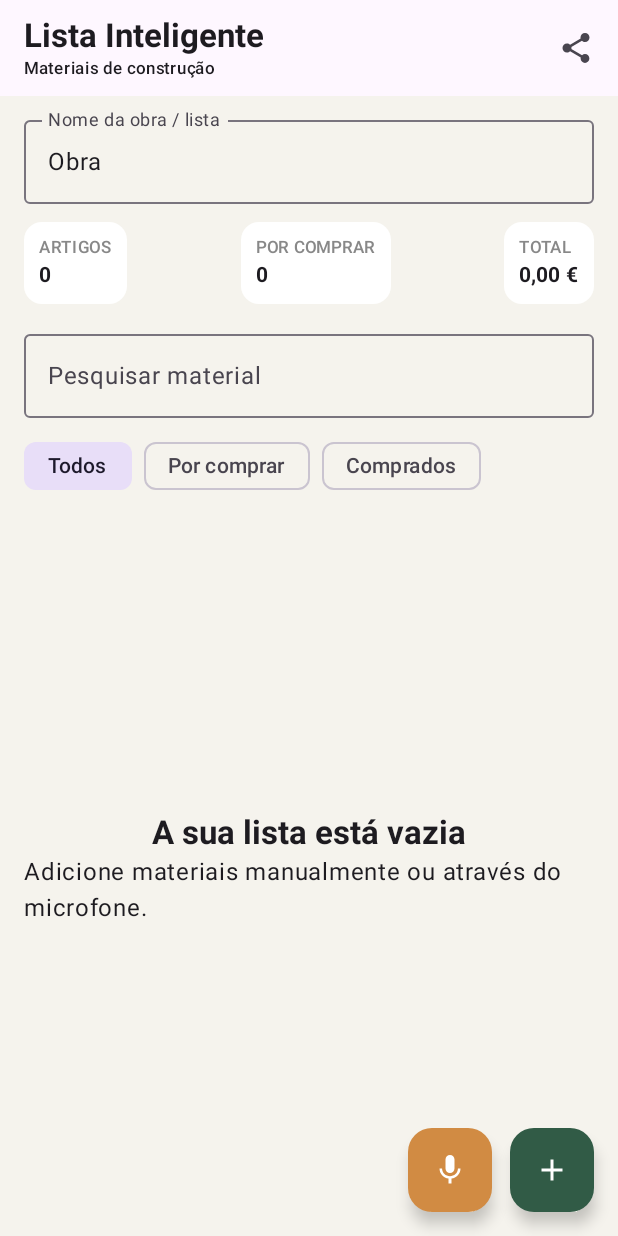
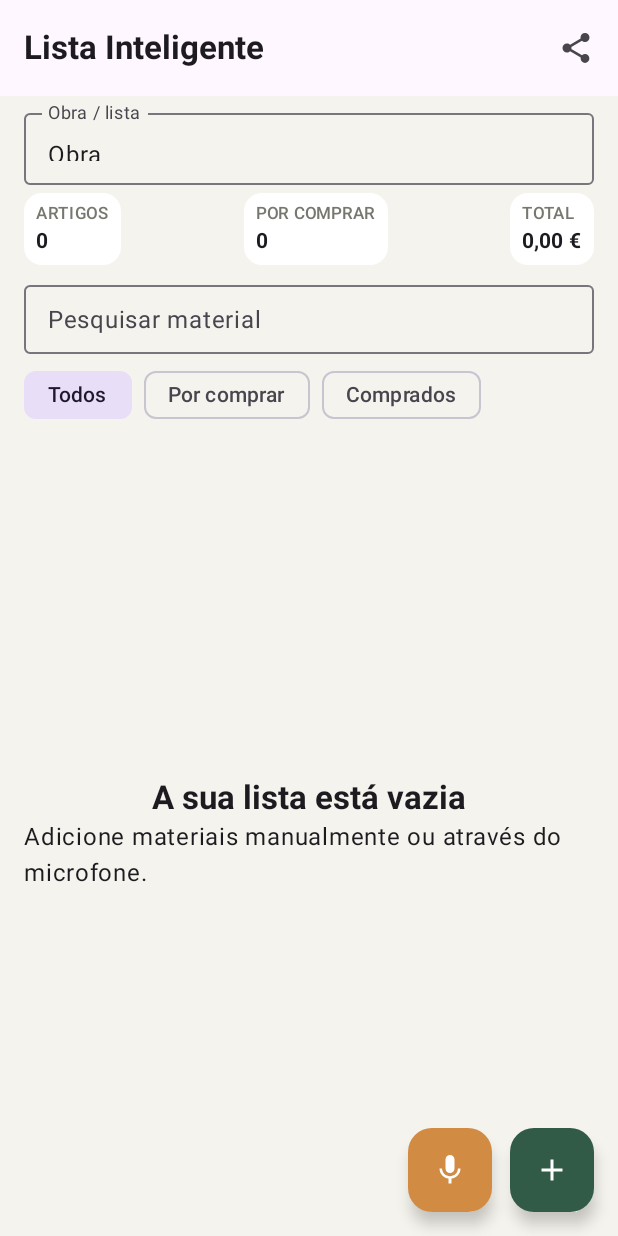
Before and after one commit to bombeiropt/Lista-Inteligente, an Android app built with Jetpack Compose: the screen it shows after launch (MainActivity), on a phone screen of 412 x 824 dp. Run offline under Robolectric (Android 15) with nearby library versions, the phone set to English and light mode, and no system bars.

Commit message:
Improve compact layout and construction material styling

```diff
--- a/app/src/main/java/pt/bombeiropt/listainteligente/MainActivity.kt
+++ b/app/src/main/java/pt/bombeiropt/listainteligente/MainActivity.kt
@@ -94,7 +94,7 @@ fun ListaApp(onSpeak: (String) -> Unit) {
     }
     MaterialTheme(colorScheme = lightColorScheme(primary = Color(0xFF315B46), secondary = Color(0xFFD18B43), background = Color(0xFFF5F3ED))) {
         Scaffold(containerColor = Color(0xFFF5F3ED), topBar = {
-            TopAppBar(title = { Column { Text("Lista Inteligente", fontWeight = FontWeight.Bold); Text("Materiais de construção", style = MaterialTheme.typography.labelSmall) } },
+            TopAppBar(title = { Text("Lista Inteligente", fontWeight = FontWeight.Bold) },
                 actions = { IconButton(onClick = {
                     val body = buildString { appendLine("LISTA: $listName"); appendLine("Material | Quantidade | Unidade | Preço/un. | Total"); materials.forEach { appendLine("${it.name} | ${it.quantity} | ${it.unit} | ${money.format(it.price)} | ${money.format(it.total)}") }; appendLine("TOTAL: ${money.format(materials.sumOf { it.total })}") }
                     val send = Intent(Intent.ACTION_SEND).apply { type = "text/plain"; putExtra(Intent.EXTRA_SUBJECT, "Lista de materiais - $listName"); putExtra(Intent.EXTRA_TEXT, body) }
@@ -113,17 +113,17 @@ fun ListaApp(onSpeak: (String) -> Unit) {
             }
         }) { padding ->
             Column(Modifier.padding(padding).fillMaxSize().padding(horizontal = 16.dp)) {
-                Spacer(Modifier.height(8.dp))
-                OutlinedTextField(value = listName, onValueChange = { listName = it; prefs.edit().putString("list_name", it).apply() }, label = { Text("Nome da obra / lista") }, singleLine = true, modifier = Modifier.fillMaxWidth())
-                Spacer(Modifier.height(12.dp))
+                Spacer(Modifier.height(3.dp))
+                OutlinedTextField(value = listName, onValueChange = { listName = it; prefs.edit().putString("list_name", it).apply() }, label = { Text("Obra / lista") }, singleLine = true, modifier = Modifier.fillMaxWidth().height(56.dp))
+                Spacer(Modifier.height(5.dp))
                 Row(Modifier.fillMaxWidth(), horizontalArrangement = Arrangement.SpaceBetween) {
                     Summary("ARTIGOS", materials.size.toString())
                     Summary("POR COMPRAR", materials.count { !it.bought }.toString())
                     Summary("TOTAL", money.format(materials.sumOf { it.total }))
                 }
-                Spacer(Modifier.height(12.dp))
-                OutlinedTextField(value = query, onValueChange = { query = it }, modifier = Modifier.fillMaxWidth(), singleLine = true, label = { Text("Pesquisar material") })
-                Spacer(Modifier.height(8.dp))
+                Spacer(Modifier.height(5.dp))
+                OutlinedTextField(value = query, onValueChange = { query = it }, modifier = Modifier.fillMaxWidth().height(54.dp), singleLine = true, label = { Text("Pesquisar material") })
+                Spacer(Modifier.height(3.dp))
                 Row(horizontalArrangement = Arrangement.spacedBy(8.dp)) {
                     listOf("Todos", "Por comprar", "Comprados").forEach { option ->
                         FilterChip(selected = filter == option, onClick = { filter = option }, label = { Text(option) })
@@ -135,8 +135,8 @@ fun ListaApp(onSpeak: (String) -> Unit) {
                 } else {
                     LazyColumn(verticalArrangement = Arrangement.spacedBy(8.dp), contentPadding = PaddingValues(bottom = 100.dp)) {
                         items(materials.filter { (filter == "Todos" || (filter == "Comprados") == it.bought) && it.name.contains(query, true) }, key = { it.id }) { item ->
-                            Card(shape = RoundedCornerShape(14.dp), colors = CardDefaults.cardColors(containerColor = Color.White), modifier = Modifier.fillMaxWidth().clickable { editing = item; showAdd = true }) {
-                                Row(Modifier.padding(12.dp), verticalAlignment = Alignment.CenterVertically) {
+                            Card(shape = RoundedCornerShape(12.dp), colors = CardDefaults.cardColors(containerColor = Color(0xFFFFFEFA)), elevation = CardDefaults.cardElevation(defaultElevation = 1.dp), modifier = Modifier.fillMaxWidth().clickable { editing = item; showAdd = true }) {
+                                Row(Modifier.padding(horizontal = 8.dp, vertical = 6.dp), verticalAlignment = Alignment.CenterVertically) {
                                     Checkbox(checked = item.bought, onCheckedChange = { checked -> persist(materials.map { if (it.id == item.id) it.copy(bought = checked) else it }) })
                                     Column(Modifier.weight(1f)) {
                                         Text(item.name, fontWeight = FontWeight.SemiBold, color = if (item.bought) Color.Gray else Color(0xFF26352D))
@@ -164,9 +164,9 @@ fun ListaApp(onSpeak: (String) -> Unit) {
 @Composable
 fun Summary(label: String, value: String) {
     Card(colors = CardDefaults.cardColors(containerColor = Color.White), shape = RoundedCornerShape(12.dp)) {
-        Column(Modifier.padding(horizontal = 10.dp, vertical = 9.dp)) {
-            Text(label, style = MaterialTheme.typography.labelSmall, color = Color.Gray)
-            Text(value, fontWeight = FontWeight.Bold, style = MaterialTheme.typography.titleSmall)
+        Column(Modifier.padding(horizontal = 8.dp, vertical = 6.dp)) {
+            Text(label, style = MaterialTheme.typography.labelSmall, color = Color(0xFF77766F), maxLines = 1)
+            Text(value, fontWeight = FontWeight.Bold, style = MaterialTheme.typography.labelLarge, maxLines = 1)
         }
     }
 }
```
